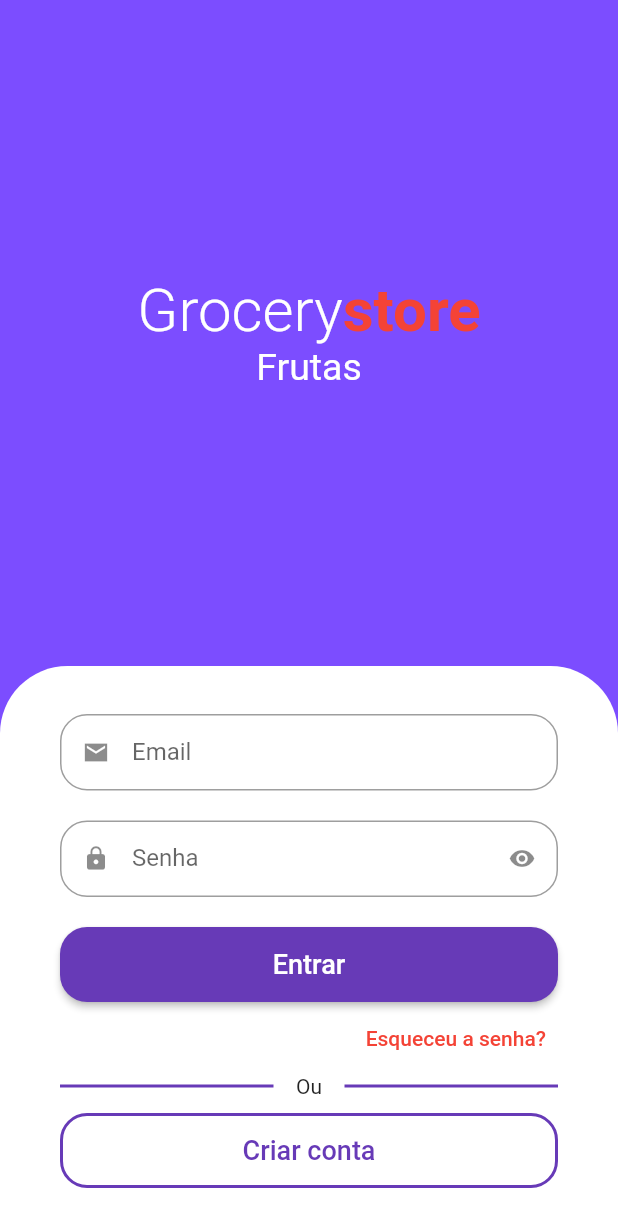
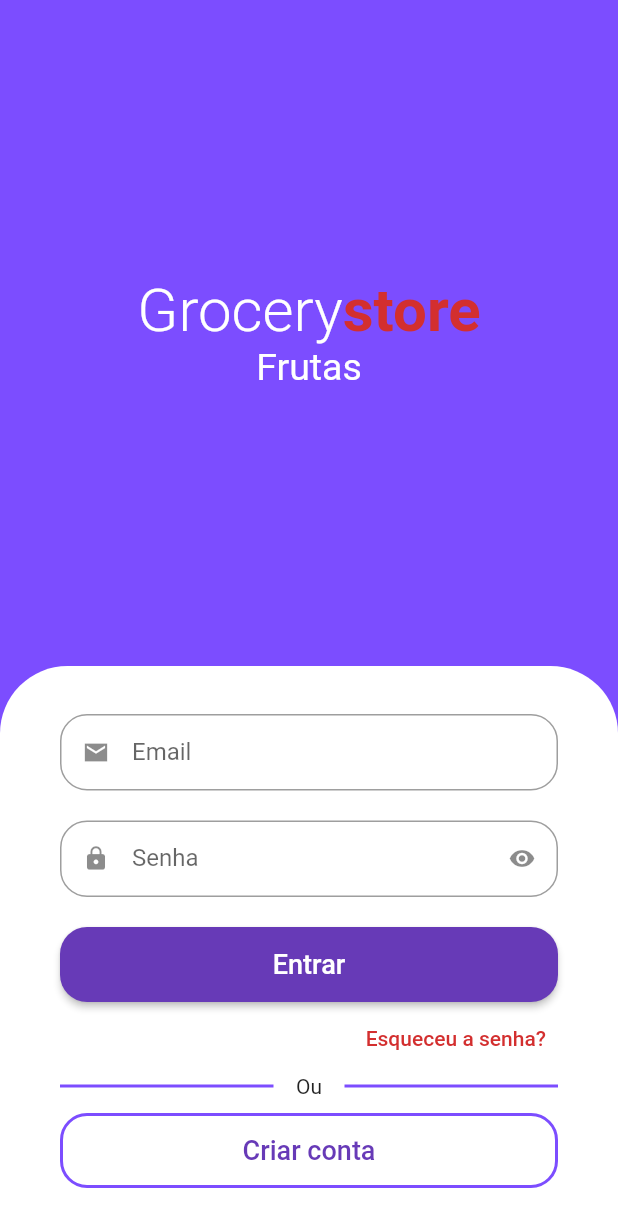
Before and after one commit to kaueBAuricchio/grocery_store, a Flutter app: the screen it shows after launch, on a phone screen of 412 x 824 dp. Shown: the top 1227 px of the screen. Run offline on Flutter 3.47's test engine with Material 2 defaults, Android fonts, the phone set to English and light mode, and no system bars; drawn by our look-alikes of animated_text_kit; our stand-ins replace mask_text_input_formatter.

```diff
--- a/lib/src/auth/components/custom_text_field.dart
+++ b/lib/src/auth/components/custom_text_field.dart
@@ -1,16 +1,21 @@
 import 'package:flutter/material.dart';
+import 'package:flutter/services.dart';
 
 class CustomTextField extends StatefulWidget {
    const CustomTextField({
     Key? key,
     required this.icon,
     required this.label,
+     this.inputFormatter,
      this.obscurePass = false,
+     this.keyBoardType,
   }) : super(key: key);
 
   final IconData icon;
   final String label;
   final bool obscurePass;
+  final List<TextInputFormatter>? inputFormatter;
+  final TextInputType? keyBoardType;
 
   @override
   State<CustomTextField> createState() => _CustomTextFieldState();
@@ -33,6 +38,8 @@ class _CustomTextFieldState extends State<CustomTextField> {
       padding: const EdgeInsets.only(bottom: 20),
       child: TextFormField(
         obscureText: isObscure,
+        inputFormatters: widget.inputFormatter,
+        keyboardType: widget.keyBoardType,
         decoration: InputDecoration(
           prefixIcon:  Icon(widget.icon),
           suffixIcon: widget.obscurePass ? IconButton(
--- a/lib/src/auth/sign_in_screen.dart
+++ b/lib/src/auth/sign_in_screen.dart
@@ -1,6 +1,8 @@
 import 'package:animated_text_kit/animated_text_kit.dart';
 import 'package:flutter/material.dart';
-
+import 'package:grocery_store/src/auth/sign_up_screen.dart';
+import 'package:grocery_store/src/base/base_screen.dart';
+import 'package:grocery_store/src/config/custom_colors.dart';
 import 'components/custom_text_field.dart';
 
 class SignInScreen extends StatelessWidget {
@@ -8,21 +10,28 @@ class SignInScreen extends StatelessWidget {
 
   @override
   Widget build(BuildContext context) {
+
+    final size = MediaQuery.of(context).size;
+
     return Scaffold(
-      backgroundColor: Colors.deepPurpleAccent,
-      body: Column(
+      backgroundColor: CustomColors.customSwatchColor,
+      body: SingleChildScrollView(
+        child: SizedBox(
+          height: size.height,
+          width: size.width,
+          child: Column(
             children: [
               Expanded(
                   child: Column(
                     mainAxisAlignment: MainAxisAlignment.center,
                     children:  [
                       //App Name
-                  const Text.rich(TextSpan(
-                    style: TextStyle(
+                       Text.rich(TextSpan(
+                        style: const TextStyle(
                           fontSize: 40
                         ),
                         children: [
-                      TextSpan(
+                          const TextSpan(
                             text: 'Grocery',
                             style: TextStyle(
                               color: Colors.white,
@@ -32,7 +41,7 @@ class SignInScreen extends StatelessWidget {
                           TextSpan(
                             text: 'store',
                             style: TextStyle(
-                         color: Colors.red,
+                             color: CustomColors.customContrastColor,
                              fontWeight: FontWeight.w600
                             ),
                           ),
@@ -78,7 +87,8 @@ class SignInScreen extends StatelessWidget {
                 //TextField Email
                 const CustomTextField(
                     icon: Icons.email_sharp,
-                label: 'Email'
+                    label: 'Email',
+                    keyBoardType: TextInputType.emailAddress,
                 ),
                 //TextField Password
                 const CustomTextField(
@@ -95,7 +105,15 @@ class SignInScreen extends StatelessWidget {
                             borderRadius: BorderRadius.circular(18)
                         ),
                       ),
-                  onPressed: () {},
+                      onPressed: () {
+                        Navigator.of(context).pushReplacement(
+                            MaterialPageRoute(
+                                builder: (c){
+                          return  const BaseScreen();
+                        }
+                        )
+                        );
+                      },
                       child: const Text('Entrar',
                         style:TextStyle(fontSize: 18),
                       )
@@ -106,9 +124,9 @@ class SignInScreen extends StatelessWidget {
                   alignment: Alignment.centerRight,
                   child: TextButton(
                     onPressed: (){},
-                child: const Text('Esqueceu a senha?',
+                    child:  Text('Esqueceu a senha?',
                       style: TextStyle(
-                      color: Colors.red
+                          color: CustomColors.customContrastColor
                       ),
                     ),
                   ),
@@ -117,20 +135,20 @@ class SignInScreen extends StatelessWidget {
                 Padding(
                   padding: const EdgeInsets.only(bottom: 10),
                   child: Row(
-                children: const [
+                    children:  [
                        Expanded(
                          child: Divider(
-                      color: Colors.deepPurple,
+                          color: CustomColors.customSwatchColor,
                           thickness: 2,
                       ),
                        ),
-                  Padding(
+                      const Padding(
                         padding: EdgeInsets.symmetric(horizontal: 15),
                         child: Text('Ou'),
                       ),
                        Expanded(
                         child: Divider(
-                      color: Colors.deepPurple,
+                          color: CustomColors.customSwatchColor,
                           thickness: 2,
                         ),
                       ),
@@ -141,14 +159,22 @@ class SignInScreen extends StatelessWidget {
                 SizedBox(
                   height: 50,
                   child: OutlinedButton(
-                  onPressed: (){},
+                      onPressed: (){
+                        Navigator.of(context).push(
+                            MaterialPageRoute(
+                                builder: (builder){
+                                  return  SignUpScreen();
+                                }
+                        )
+                        );
+                      },
                       style: OutlinedButton.styleFrom(
                         shape: RoundedRectangleBorder(
                           borderRadius: BorderRadius.circular(18)
                         ),
-                    side: const BorderSide(
+                        side:  BorderSide(
                           width: 2,
-                      color: Colors.deepPurple
+                          color: CustomColors.customSwatchColor
                         ),
                       ),
                       child: const Text('Criar conta',
@@ -161,6 +187,8 @@ class SignInScreen extends StatelessWidget {
               ),
             ],
           ),
+        ),
+      ),
     );
   }
 }
--- /dev/null
+++ b/lib/src/config/custom_colors.dart
@@ -0,0 +1,19 @@
+import 'package:flutter/material.dart';
+
+Map<int, Color> _swatchOpacityColor = {
+  50: const Color.fromRGBO(124, 77, 255, 0.1),
+  100: const Color.fromRGBO(124, 77, 255, 0.2),
+  200: const Color.fromRGBO(124, 77, 255, 0.3),
+  300: const Color.fromRGBO(124, 77, 255, 0.4),
+  400: const Color.fromRGBO(124, 77, 255, 0.5),
+  500: const Color.fromRGBO(124, 77, 255, 0.6),
+  600: const Color.fromRGBO(124, 77, 255, 0.7),
+  700: const Color.fromRGBO(124, 77, 255, 0.8),
+  800: const Color.fromRGBO(124, 77, 255, 0.9),
+  900: const Color.fromRGBO(124, 77, 255, 1),
+};
+
+abstract class CustomColors {
+  static Color customContrastColor = Colors.red.shade700;
+  static MaterialColor customSwatchColor = MaterialColor(0xFF7C4DFF,_swatchOpacityColor);
+}
--- a/pubspec.yaml
+++ b/pubspec.yaml
@@ -37,6 +37,7 @@ dependencies:
   # Use with the CupertinoIcons class for iOS style icons.
   cupertino_icons: ^1.0.2
   animated_text_kit: ^4.2.2
+  mask_text_input_formatter: ^2.4.0
 
 dev_dependencies:
   flutter_test:
```
Also changed, not shown: lib/src/auth/sign_up_screen.dart (added, +126 -0 lines), lib/src/base/base_screen.dart (added, +56 -0 lines), lib/src/home/home_tab.dart (added, +9 -0 lines), pubspec.lock. Lines whose indentation alone changed are shown as unchanged.
